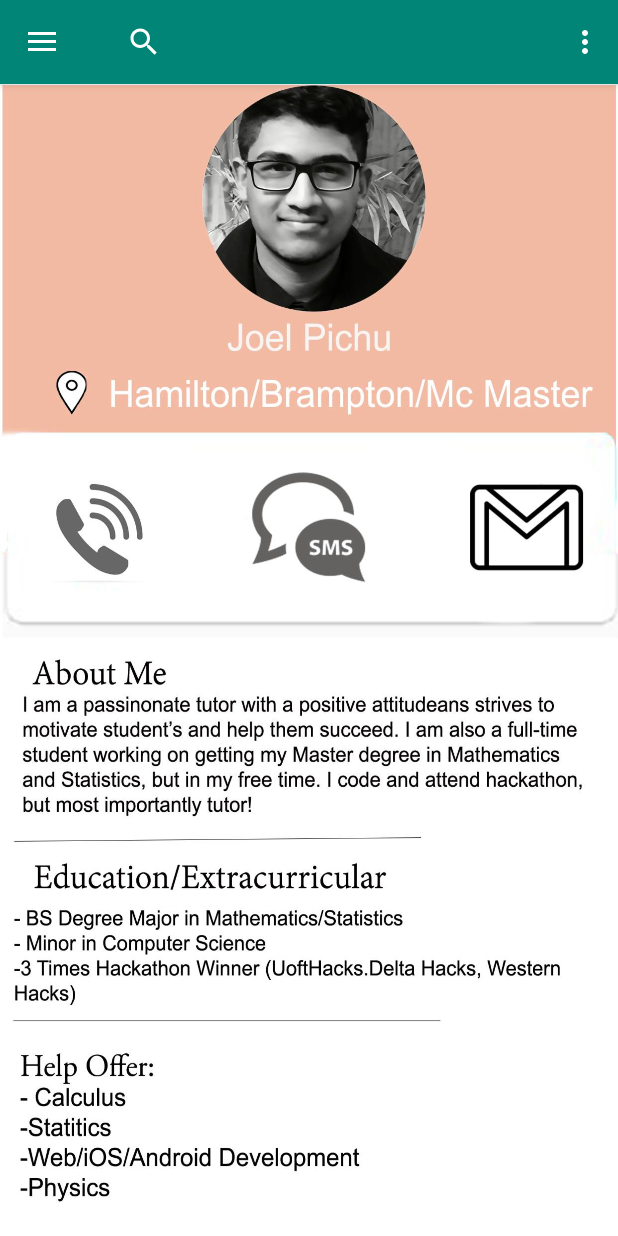
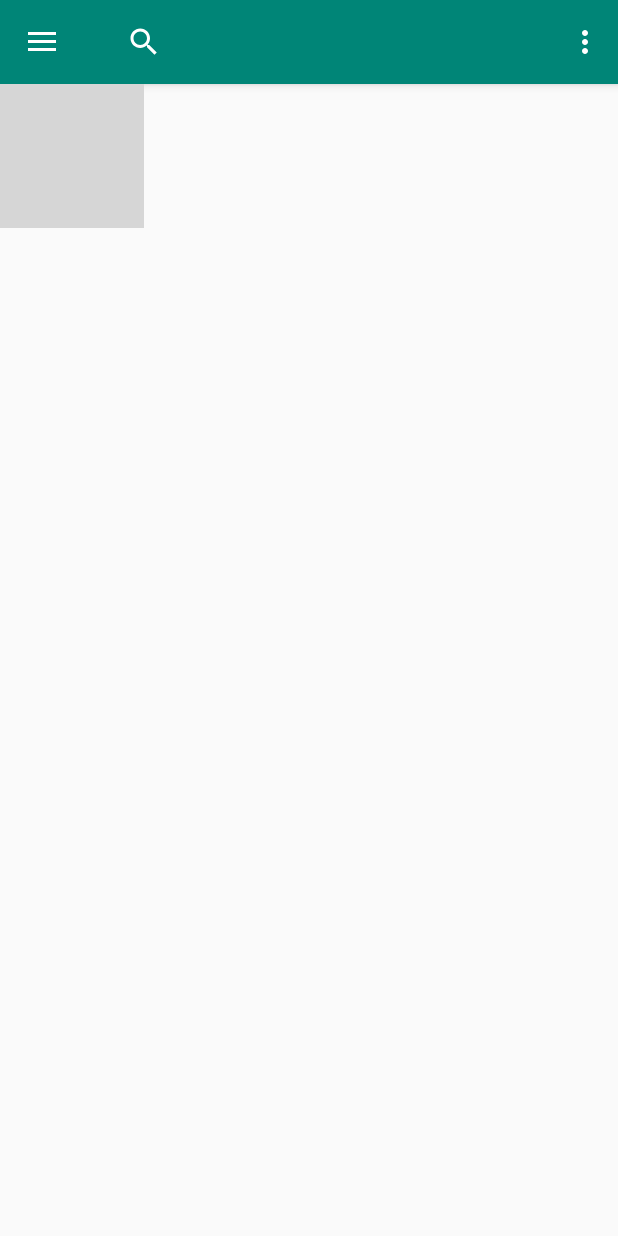
Before and after one commit to TheFatPanda97/LinkedOut, an Android app: the screen it shows after launch (MainActivity), on a phone screen of 412 x 824 dp. Run offline under Robolectric (Android 15) with nearby library versions, the phone set to English and light mode, and no system bars; libraries missing offline, so code that uses them is left out: com.github.sundeepk.compactcalendarview; plain views replace CompactCalendarView; grey boxes are pictures that could not be loaded.

Commit message:
Shawn - login screen

```diff
--- a/app/src/main/java/ca/utoronto/shawnhu/linkedout/MainActivity.java
+++ b/app/src/main/java/ca/utoronto/shawnhu/linkedout/MainActivity.java
@@ -31,8 +31,8 @@ public class MainActivity extends AppCompatActivity
         navigationView.setNavigationItemSelectedListener(this);
 
         FragmentManager fragmentManager = getSupportFragmentManager();
-        profile pp = new profile();
-        fragmentManager.beginTransaction().replace(R.id.main, pp).commit();
+        login log = new login();
+        fragmentManager.beginTransaction().replace(R.id.main, log).commit();
 
 
     }
--- /dev/null
+++ b/app/src/main/java/ca/utoronto/shawnhu/linkedout/login.java
@@ -0,0 +1,43 @@
+package ca.utoronto.shawnhu.linkedout;
+
+
+import android.os.Bundle;
+import android.support.v4.app.Fragment;
+import android.view.LayoutInflater;
+import android.view.View;
+import android.view.ViewGroup;
+import android.widget.Button;
+
+
+/**
+ * A simple {@link Fragment} subclass.
+ */
+public class login extends Fragment {
+
+
+    public login() {
+        // Required empty public constructor
+    }
+
+
+    @Override
+    public View onCreateView(LayoutInflater inflater, ViewGroup container,
+                             Bundle savedInstanceState) {
+        // Inflate the layout for this fragment
+        View v = inflater.inflate(R.layout.fragment_login, container, false);
+        Button btn_login = v.findViewById(R.id.btn_login);
+        final profile pp = new profile();
+
+        btn_login.setOnClickListener(new View.OnClickListener() {
+            @Override
+            public void onClick(View v) {
+
+                getActivity().getSupportFragmentManager().beginTransaction().replace(R.id.main, pp).commit();
+
+            }
+        });
+
+        return v;
+    }
+
+}
--- /dev/null
+++ b/app/src/main/res/layout/fragment_login.xml
@@ -0,0 +1,31 @@
+<?xml version="1.0" encoding="utf-8"?>
+<android.support.constraint.ConstraintLayout xmlns:android="http://schemas.android.com/apk/res/android"
+    xmlns:app="http://schemas.android.com/apk/res-auto"
+    xmlns:tools="http://schemas.android.com/tools"
+    android:layout_width="match_parent"
+    android:layout_height="match_parent"
+    tools:context=".login">
+
+    <ImageView
+        android:id="@+id/imageView4"
+        android:layout_width="wrap_content"
+        android:layout_height="wrap_content"
+        android:scaleType="fitXY"
+        android:src="@mipmap/login"
+        app:layout_constraintStart_toStartOf="parent"
+        app:layout_constraintTop_toTopOf="parent" />
+
+    <Button
+        android:id="@+id/btn_login"
+        android:layout_width="0dp"
+        android:layout_height="171dp"
+        android:layout_marginStart="45dp"
+        android:layout_marginEnd="45dp"
+        android:layout_marginBottom="139dp"
+        android:text="Button"
+        android:visibility="visible"
+        app:layout_constraintBottom_toBottomOf="parent"
+        app:layout_constraintEnd_toEndOf="parent"
+        app:layout_constraintStart_toStartOf="parent"
+        android:alpha="0.0"    />
+</android.support.constraint.ConstraintLayout>
```
